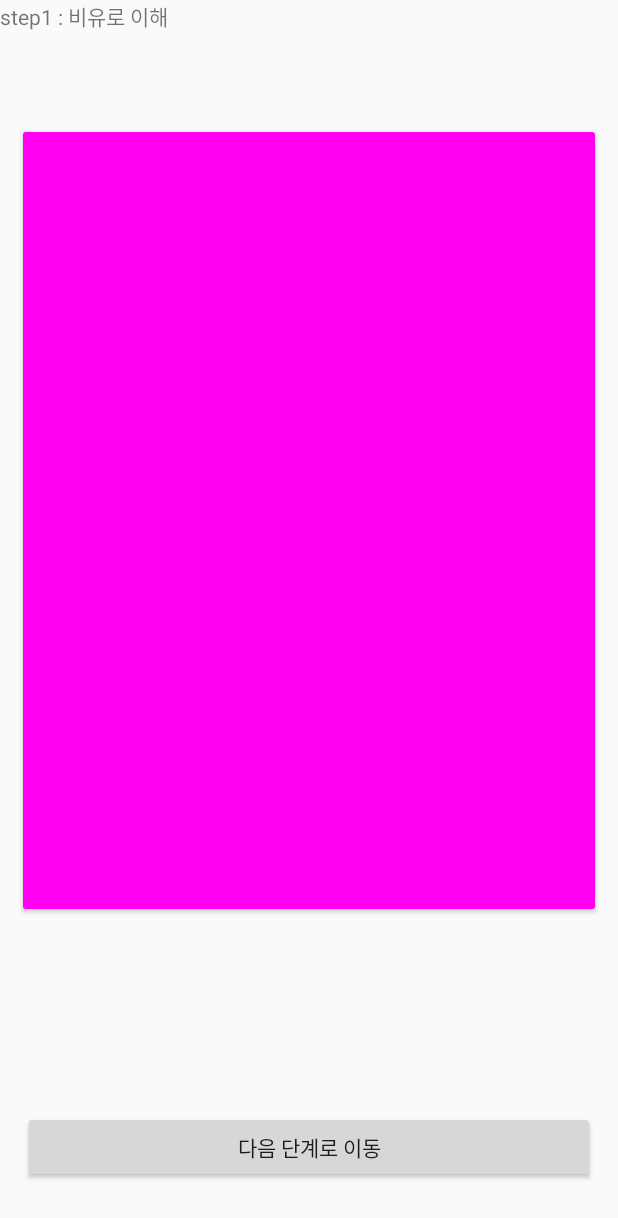
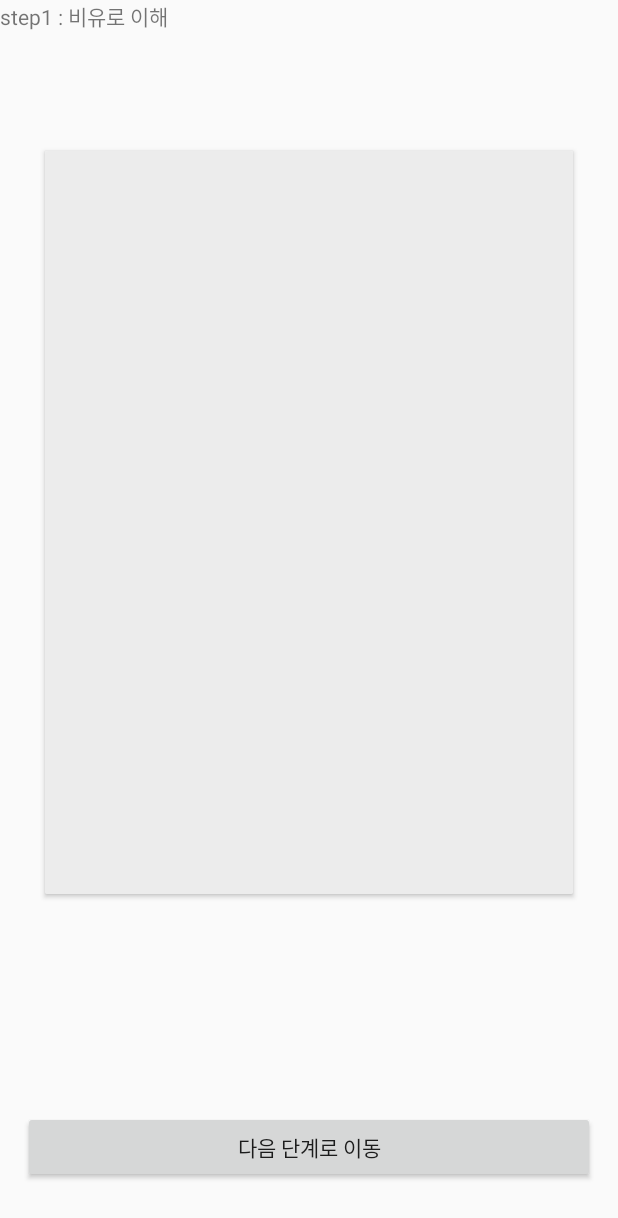
Before and after one commit to garyGitgit/CodingStarter, an Android app: the layout fragment_course1_step1.xml on its own in the app's theme, with its tools: preview values and no code run, on a phone screen of 412 x 824 dp. Shown: the top 1218 px of the screen. Run offline under Robolectric (Android 15) with nearby library versions, the light colour scheme and no system bars.

Commit message:
update course1step1.xml

```diff
--- a/app/src/main/res/layout/fragment_course1_step1.xml
+++ b/app/src/main/res/layout/fragment_course1_step1.xml
@@ -23,14 +23,14 @@
         android:layout_width="match_parent"
         android:layout_height="0dp"
         android:layout_weight="10"
-        android:layout_margin="15dp">
+        android:layout_margin="30dp">
 
 
         <ImageView
             android:id="@+id/image"
             android:layout_width="match_parent"
             android:layout_height="match_parent"
-            android:background="#FF00F0" />
+            android:background="@color/light_gray" />
 
     </android.support.v7.widget.CardView>
 
--- a/app/src/main/res/values/colors.xml
+++ b/app/src/main/res/values/colors.xml
@@ -15,6 +15,7 @@
     <color name="pressed">#B3CA6F</color>
     <color name="nonpressed">#4D5052</color>
 
-
+    <!--버튼 selector 색깔 -->
+    <color name="light_gray">#ECECEC</color>
 
 </resources>
```
Also changed, not shown: 1 other file.
